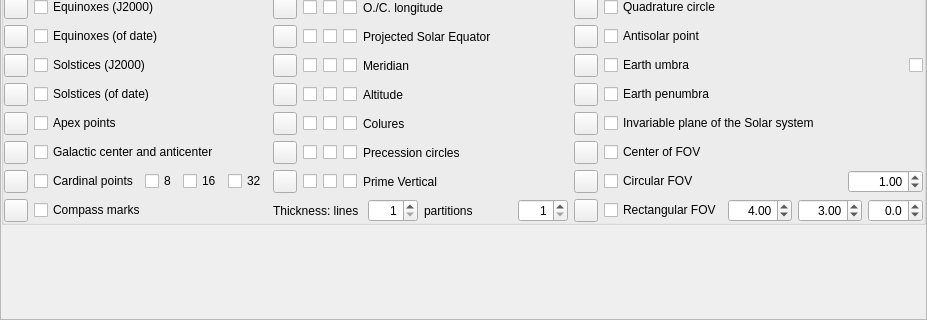
First picture: the form in src/gui/viewDialog.ui, repository Stellarium/stellarium, before the edit; both pictures show x 0 to 927 and y 356 to 676 of the 927 by 676 pixel window.
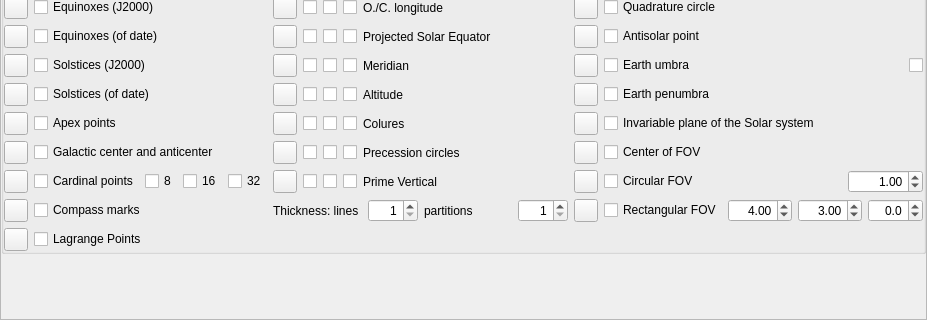
Second picture: the form after the edit. The open tabs and pages were chosen to show the change. Icons and pictures are not drawn. Custom widgets are drawn as their Qt base class.

Patch:
```diff
--- a/src/gui/viewDialog.ui
+++ b/src/gui/viewDialog.ui
@@ -3821,6 +3821,16 @@
                  </property>
                 </widget>
                </item>
+               <item row="17" column="0">
+                <widget class="QToolButton" name="colorLagrangePoints">
+                 <property name="toolTip">
+                  <string>Color of Lagrange points</string>
+                 </property>
+                 <property name="text">
+                  <string notr="true"/>
+                 </property>
+                </widget>
+               </item>
                <item row="2" column="4">
                 <widget class="QCheckBox" name="fixedEquatorPartsCheckBox">
                  <property name="toolTip">
@@ -4065,6 +4075,16 @@
                  </property>
                 </widget>
                </item>
+               <item row="17" column="1">
+                <widget class="QCheckBox" name="showLagrangePointsCheckBox">
+                 <property name="toolTip">
+                  <string>Lagrange points L4 and L5</string>
+                 </property>
+                 <property name="text">
+                  <string>Lagrange Points</string>
+                 </property>
+                </widget>
+               </item>
                <item row="13" column="7">
                 <widget class="QToolButton" name="colorFOVCenterMarker">
                  <property name="toolTip">
```
